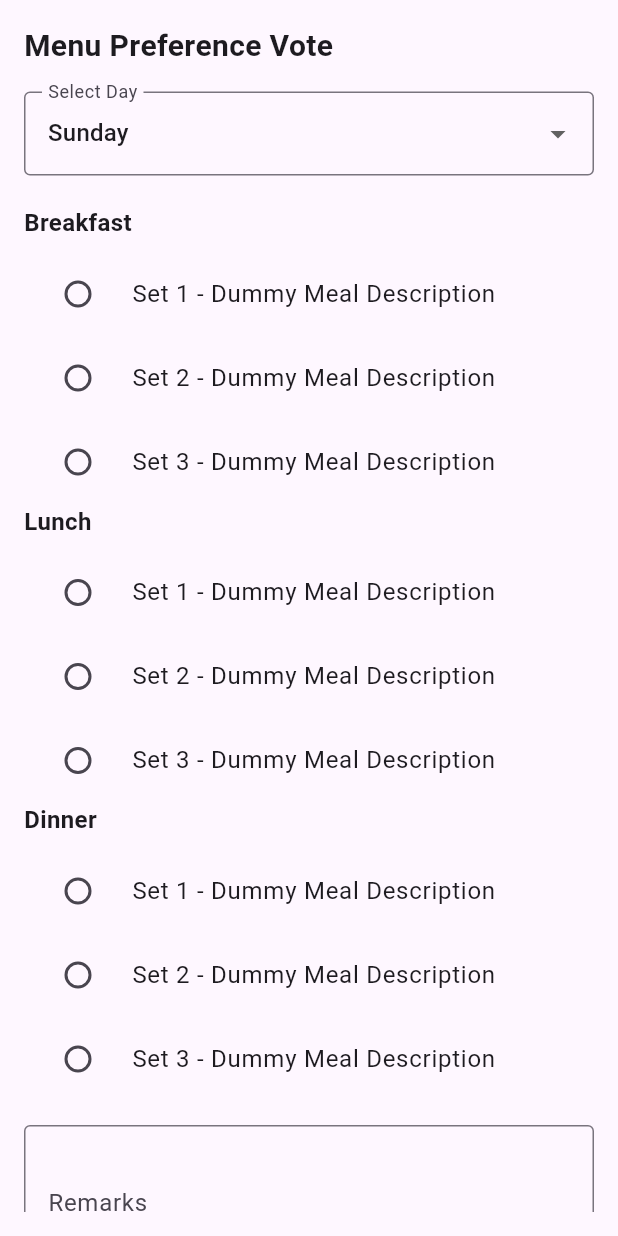
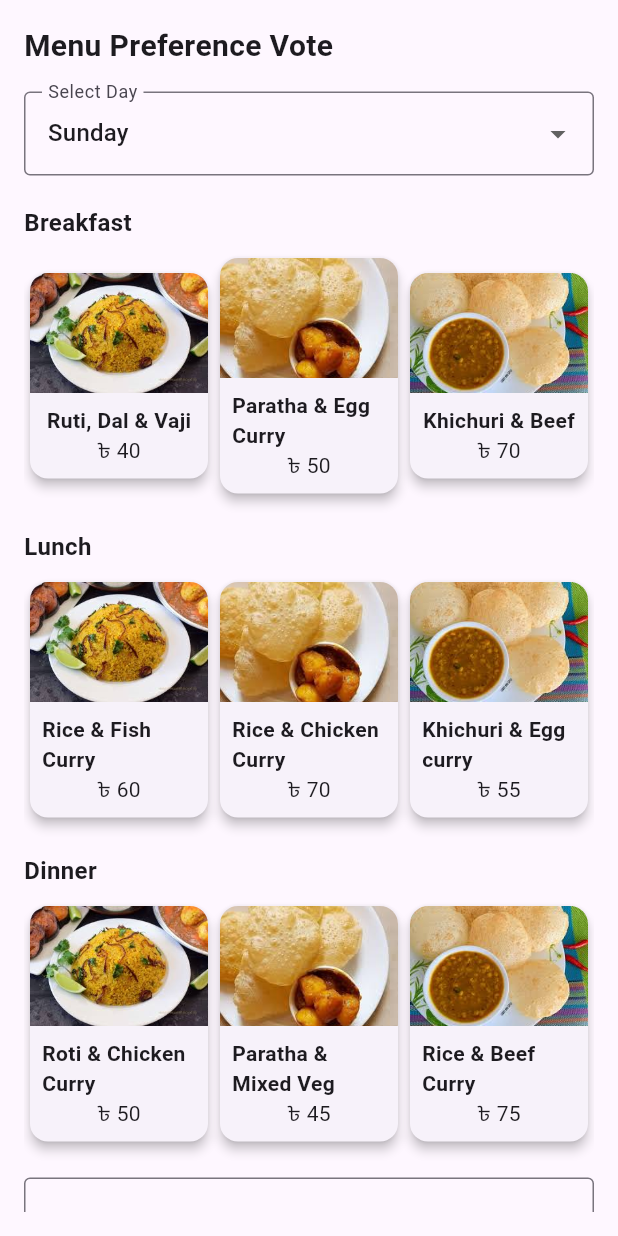
Before and after one commit to refath2024/Smart_mess, a Flutter app: the MenuSetScreen screen opened directly, on a phone screen of 412 x 824 dp. Run offline on Flutter 3.47's test engine with Material 3 defaults, Android fonts, the phone set to English and light mode, and no system bars; our stand-ins replace animated_splash_screen, image_picker.

Commit message:
Menu set updated

```diff
--- a/lib/screens/user/menu_set_screen.dart
+++ b/lib/screens/user/menu_set_screen.dart
@@ -34,7 +34,6 @@ class _MenuSetScreenState extends State<MenuSetScreen> {
       return;
     }
 
-    // You can process or send the data here
     showDialog(
       context: context,
       builder: (_) => AlertDialog(
@@ -50,33 +49,122 @@ class _MenuSetScreenState extends State<MenuSetScreen> {
     );
   }
 
-  Widget _buildMealSet({
-    required String title,
+  Widget _buildMealRow({
     required String mealType,
     required String? selectedValue,
     required Function(String?) onChanged,
   }) {
-    return Column(
-      crossAxisAlignment: CrossAxisAlignment.start,
-      children: [
-        Text(
-          title,
-          style: const TextStyle(fontSize: 16, fontWeight: FontWeight.bold),
-        ),
-        const SizedBox(height: 8),
-        Column(
-          children: List.generate(3, (index) {
-            final setId = "${mealType}_set${index + 1}";
-            final setText = "Set ${index + 1} - Dummy Meal Description";
-            return RadioListTile<String>(
-              title: Text(setText),
-              value: setId,
-              groupValue: selectedValue,
-              onChanged: onChanged,
-            );
-          }),
-        ),
-      ],
+    List<Map<String, String>> mealSets = [];
+
+    if (mealType == "breakfast") {
+      mealSets = [
+        {
+          'id': '${mealType}_set1',
+          'title': 'Ruti, Dal & Vaji',
+          'subtitle': '৳ 40',
+          'image': '1.png',
+        },
+        {
+          'id': '${mealType}_set2',
+          'title': 'Paratha & Egg Curry',
+          'subtitle': '৳ 50',
+          'image': '2.png',
+        },
+        {
+          'id': '${mealType}_set3',
+          'title': 'Khichuri & Beef',
+          'subtitle': '৳ 70',
+          'image': '3.png',
+        },
+      ];
+    } else if (mealType == "lunch") {
+      mealSets = [
+        {
+          'id': '${mealType}_set1',
+          'title': 'Rice & Fish Curry',
+          'subtitle': '৳ 60',
+          'image': '1.png',
+        },
+        {
+          'id': '${mealType}_set2',
+          'title': 'Rice & Chicken Curry',
+          'subtitle': '৳ 70',
+          'image': '2.png',
+        },
+        {
+          'id': '${mealType}_set3',
+          'title': 'Khichuri & Egg curry',
+          'subtitle': '৳ 55',
+          'image': '3.png',
+        },
+      ];
+    } else if (mealType == "dinner") {
+      mealSets = [
+        {
+          'id': '${mealType}_set1',
+          'title': 'Roti & Chicken Curry',
+          'subtitle': '৳ 50',
+          'image': '1.png',
+        },
+        {
+          'id': '${mealType}_set2',
+          'title': 'Paratha & Mixed Veg',
+          'subtitle': '৳ 45',
+          'image': '2.png',
+        },
+        {
+          'id': '${mealType}_set3',
+          'title': 'Rice & Beef Curry',
+          'subtitle': '৳ 75',
+          'image': '3.png',
+        },
+      ];
+    }
+
+    return Row(
+      mainAxisAlignment: MainAxisAlignment.spaceBetween,
+      children: mealSets.map((meal) {
+        final isSelected = selectedValue == meal['id'];
+        return Expanded(
+          child: GestureDetector(
+            onTap: () => onChanged(meal['id']),
+            child: Card(
+              shape: RoundedRectangleBorder(
+                borderRadius: BorderRadius.circular(12),
+                side: BorderSide(
+                  color: isSelected ? Colors.blue : Colors.transparent,
+                  width: 2,
+                ),
+              ),
+              elevation: 3,
+              child: Column(
+                children: [
+                  ClipRRect(
+                    borderRadius:
+                        const BorderRadius.vertical(top: Radius.circular(12)),
+                    child: Image.asset(
+                      'assets/${meal['image']}',
+                      height: 80,
+                      width: double.infinity,
+                      fit: BoxFit.cover,
+                    ),
+                  ),
+                  Padding(
+                    padding: const EdgeInsets.all(8.0),
+                    child: Column(
+                      children: [
+                        Text(meal['title']!,
+                            style: const TextStyle(fontWeight: FontWeight.bold)),
+                        Text(meal['subtitle']!),
+                      ],
+                    ),
+                  )
+                ],
+              ),
+            ),
+          ),
+        );
+      }).toList(),
     );
   }
 
@@ -111,30 +199,38 @@ class _MenuSetScreenState extends State<MenuSetScreen> {
                 },
               ),
               const SizedBox(height: 20),
-              _buildMealSet(
-                title: "Breakfast",
+              const Text("Breakfast",
+                  style: TextStyle(fontSize: 16, fontWeight: FontWeight.bold)),
+              const SizedBox(height: 8),
+              _buildMealRow(
                 mealType: "breakfast",
                 selectedValue: _selectedBreakfast,
                 onChanged: (value) =>
                     setState(() => _selectedBreakfast = value),
               ),
-              _buildMealSet(
-                title: "Lunch",
+              const SizedBox(height: 20),
+              const Text("Lunch",
+                  style: TextStyle(fontSize: 16, fontWeight: FontWeight.bold)),
+              const SizedBox(height: 8),
+              _buildMealRow(
                 mealType: "lunch",
                 selectedValue: _selectedLunch,
                 onChanged: (value) => setState(() => _selectedLunch = value),
               ),
-              _buildMealSet(
-                title: "Dinner",
+              const SizedBox(height: 20),
+              const Text("Dinner",
+                  style: TextStyle(fontSize: 16, fontWeight: FontWeight.bold)),
+              const SizedBox(height: 8),
+              _buildMealRow(
                 mealType: "dinner",
                 selectedValue: _selectedDinner,
                 onChanged: (value) => setState(() => _selectedDinner = value),
               ),
-              const SizedBox(height: 16),
+              const SizedBox(height: 20),
               TextField(
                 controller: _remarksController,
                 maxLines: 3,
-                decoration: InputDecoration(
+                decoration: const InputDecoration(
                   labelText: "Remarks",
                   border: OutlineInputBorder(),
                 ),
```
